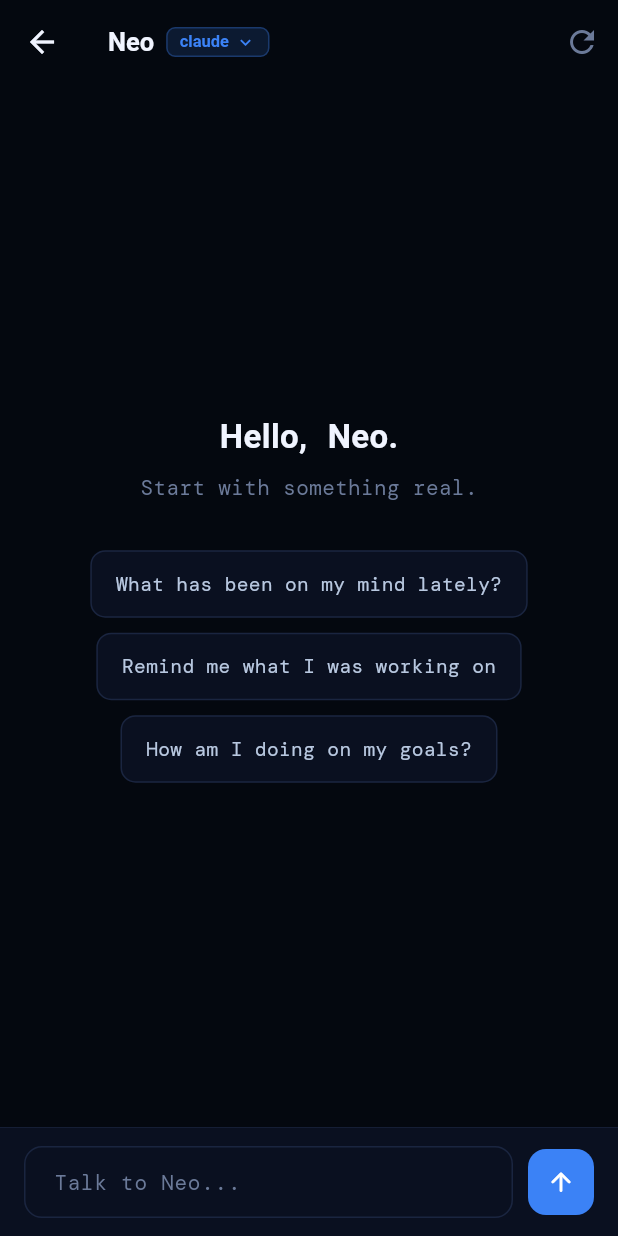
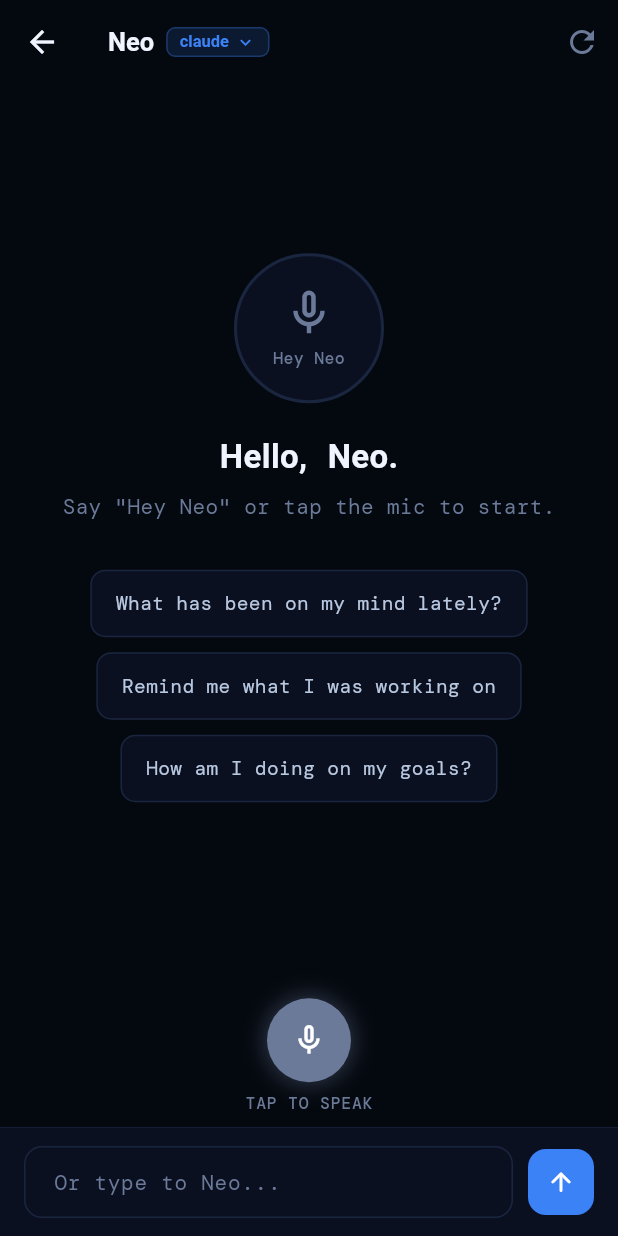
Before and after one commit to jas77409/vxneo, a Flutter app: the ChatScreen screen opened directly, on a phone screen of 412 x 824 dp. Run offline on Flutter 3.47's test engine with Material 3 defaults, Android fonts, the phone set to English and light mode, and no system bars; our stand-ins replace firebase_core, firebase_messaging, google_fonts, permission_handler, shared_preferences, speech_to_text; accounts and stored records are empty; network calls fail; Roboto replaces fonts that are missing (Georgia).

Commit message:
fix: STT confirmation mode, local context, edge-to-edge v1.0.5

```diff
--- a/lib/screens/chat_screen.dart
+++ b/lib/screens/chat_screen.dart
@@ -2,10 +2,12 @@ import 'package:flutter/material.dart';
 import 'package:provider/provider.dart';
 import '../services/chat_provider.dart';
 import '../services/auth_provider.dart';
+import '../services/neo_voice_service.dart';
 import '../models/message.dart';
 import '../utils/theme.dart';
 import '../widgets/message_bubble.dart';
 import '../widgets/model_sheet.dart';
+import '../widgets/hey_neo_button.dart';
 
 class ChatScreen extends StatefulWidget {
   const ChatScreen({super.key});
@@ -14,25 +16,53 @@ class ChatScreen extends StatefulWidget {
 
 class _ChatScreenState extends State<ChatScreen> {
   final _controller = TextEditingController();
-  final _scroll = ScrollController();
+  final _scroll     = ScrollController();
+  late NeoVoiceService _voice;
 
   @override
   void initState() {
     super.initState();
+    _voice = NeoVoiceService();
+    _voice.init();
+
+    // When Neo responds by voice, also add to chat
+    _voice.addListener(() {
+      if (_voice.state == VoiceState.responding && _voice.neoResponse.isNotEmpty) {
+        final chat = context.read<ChatProvider>();
+        if (_voice.transcript.isNotEmpty) {
+          chat.addVoiceExchange(_voice.transcript, _voice.neoResponse);
+        }
+      }
+    });
+
     WidgetsBinding.instance.addPostFrameCallback((_) {
       context.read<ChatProvider>().loadModels();
     });
   }
 
   @override
+  void dispose() {
+    _voice.dispose();
+    super.dispose();
+  }
+
+  @override
   Widget build(BuildContext context) {
-    return Scaffold(
+    final userId = context.watch<AuthProvider>().userId ?? 'jas_personal';
+
+    return ChangeNotifierProvider.value(
+      value: _voice,
+      child: Scaffold(
         appBar: AppBar(
           title: Consumer<ChatProvider>(
             builder: (_, chat, __) => GestureDetector(
               onTap: () => _showModelSheet(context, chat),
               child: Row(mainAxisSize: MainAxisSize.min, children: [
-              Text('Neo', style: TextStyle(fontFamily: 'Georgia', color: NeoTheme.white, fontWeight: FontWeight.w700)),
+                Text('Neo', style: TextStyle(
+                  fontFamily: 'Georgia',
+                  color: NeoTheme.white,
+                  fontWeight: FontWeight.w700,
+                )),
                 const SizedBox(width: 8),
                 Container(
                   padding: const EdgeInsets.symmetric(horizontal: 8, vertical: 2),
@@ -51,6 +81,24 @@ class _ChatScreenState extends State<ChatScreen> {
             ),
           ),
           actions: [
+            // Hey Neo status indicator in app bar
+            Consumer<NeoVoiceService>(
+              builder: (_, voice, __) => voice.isListening
+                ? Padding(
+                    padding: const EdgeInsets.only(right: 8),
+                    child: Row(mainAxisSize: MainAxisSize.min, children: [
+                      Container(
+                        width: 8, height: 8,
+                        decoration: const BoxDecoration(
+                          color: NeoTheme.blue, shape: BoxShape.circle),
+                      ),
+                      const SizedBox(width: 4),
+                      const Text('Listening',
+                        style: TextStyle(color: NeoTheme.blue, fontSize: 11)),
+                    ]),
+                  )
+                : const SizedBox.shrink(),
+            ),
             IconButton(
               icon: const Icon(Icons.refresh_outlined, color: NeoTheme.muted),
               onPressed: () => context.read<ChatProvider>().clearMessages(),
@@ -58,14 +106,15 @@ class _ChatScreenState extends State<ChatScreen> {
           ],
         ),
         body: Column(children: [
+          // Messages list
           Expanded(
             child: Consumer<ChatProvider>(
               builder: (_, chat, __) {
-              if (chat.messages.isEmpty) return _emptyState();
+                if (chat.messages.isEmpty) return _emptyState(userId);
                 WidgetsBinding.instance.addPostFrameCallback((_) => _scrollToBottom());
                 return ListView.builder(
                   controller: _scroll,
-                padding: const EdgeInsets.symmetric(horizontal: 16, vertical: 12),
+                  padding: const EdgeInsets.fromLTRB(16, 12, 16, 0),
                   itemCount: chat.messages.length + (chat.loading ? 1 : 0),
                   itemBuilder: (_, i) {
                     if (i == chat.messages.length) return const _TypingIndicator();
@@ -75,19 +124,76 @@ class _ChatScreenState extends State<ChatScreen> {
               },
             ),
           ),
+
+          // Neo voice response card
+          const NeoResponseCard(),
+
+          // Hey Neo button row
+          Padding(
+            padding: const EdgeInsets.symmetric(vertical: 8),
+            child: HeyNeoButton(userId: userId),
+          ),
+
+          // Text input bar
           _inputBar(),
         ]),
+      ),
     );
   }
 
-  Widget _emptyState() {
+  Widget _emptyState(String userId) {
     final auth = context.watch<AuthProvider>();
     return Center(
       child: Column(mainAxisSize: MainAxisSize.min, children: [
+        // Hey Neo big button in empty state
+        Consumer<NeoVoiceService>(
+          builder: (_, voice, __) => GestureDetector(
+            onTap: () => voice.isListening
+                ? voice.triggerManually(userId: userId)
+                : voice.startListening(userId: userId),
+            child: AnimatedContainer(
+              duration: const Duration(milliseconds: 300),
+              width: 100, height: 100,
+              decoration: BoxDecoration(
+                shape: BoxShape.circle,
+                color: voice.isListening
+                    ? NeoTheme.blue.withOpacity(0.2)
+                    : NeoTheme.bg2,
+                border: Border.all(
+                  color: voice.isListening ? NeoTheme.blue : NeoTheme.border,
+                  width: 2,
+                ),
+              ),
+              child: Column(
+                mainAxisAlignment: MainAxisAlignment.center,
+                children: [
+                  Icon(
+                    voice.isListening ? Icons.hearing : Icons.mic_none_outlined,
+                    color: voice.isListening ? NeoTheme.blue : NeoTheme.muted,
+                    size: 36,
+                  ),
+                  const SizedBox(height: 4),
+                  Text(
+                    voice.isListening ? 'Listening' : 'Hey Neo',
+                    style: TextStyle(
+                      color: voice.isListening ? NeoTheme.blue : NeoTheme.muted,
+                      fontSize: 11,
+                      fontWeight: FontWeight.w600,
+                    ),
+                  ),
+                ],
+              ),
+            ),
+          ),
+        ),
+        const SizedBox(height: 20),
         Text('Hello, ${auth.userName.split(' ').first}.',
-          style: const TextStyle(fontFamily: 'Georgia', fontSize: 22, color: NeoTheme.white, fontWeight: FontWeight.w600)),
+          style: const TextStyle(
+            fontFamily: 'Georgia', fontSize: 22,
+            color: NeoTheme.white, fontWeight: FontWeight.w600)),
         const SizedBox(height: 8),
-        Text('Start with something real.', style: TextStyle(color: NeoTheme.muted, fontSize: 14)),
+        Text('Say "Hey Neo" or tap the mic to start.',
+          style: TextStyle(color: NeoTheme.muted, fontSize: 14)),
         const SizedBox(height: 32),
         ...[
           'What has been on my mind lately?',
@@ -103,7 +209,8 @@ class _ChatScreenState extends State<ChatScreen> {
               borderRadius: BorderRadius.circular(10),
               border: Border.all(color: NeoTheme.border),
             ),
-            child: Text(hint, style: const TextStyle(color: NeoTheme.textSecondary, fontSize: 13)),
+            child: Text(hint,
+              style: const TextStyle(color: NeoTheme.textSecondary, fontSize: 13)),
           ),
         )),
       ]),
@@ -124,7 +231,7 @@ class _ChatScreenState extends State<ChatScreen> {
             minLines: 1, maxLines: 5,
             textCapitalization: TextCapitalization.sentences,
             decoration: InputDecoration(
-              hintText: 'Talk to Neo...',
+              hintText: 'Or type to Neo...',
               hintStyle: TextStyle(color: NeoTheme.muted, fontSize: 14),
               contentPadding: const EdgeInsets.symmetric(horizontal: 16, vertical: 12),
               isDense: true,
@@ -144,7 +251,8 @@ class _ChatScreenState extends State<ChatScreen> {
                 borderRadius: BorderRadius.circular(12),
               ),
               child: chat.loading
-                ? const Center(child: SizedBox(width: 18, height: 18, child: CircularProgressIndicator(strokeWidth: 2, color: Colors.white)))
+                ? const Center(child: SizedBox(width: 18, height: 18,
+                    child: CircularProgressIndicator(strokeWidth: 2, color: Colors.white)))
                 : const Icon(Icons.arrow_upward_rounded, color: Colors.white, size: 20),
             ),
           ),
@@ -170,7 +278,8 @@ class _ChatScreenState extends State<ChatScreen> {
     showModalBottomSheet(
       context: context,
       backgroundColor: NeoTheme.bg2,
-      shape: const RoundedRectangleBorder(borderRadius: BorderRadius.vertical(top: Radius.circular(20))),
+      shape: const RoundedRectangleBorder(
+        borderRadius: BorderRadius.vertical(top: Radius.circular(20))),
       builder: (_) => ModelSheet(chat: chat),
     );
   }
@@ -186,12 +295,17 @@ class _TypingIndicator extends StatelessWidget {
         Container(
           width: 32, height: 32,
           decoration: BoxDecoration(color: NeoTheme.blue, borderRadius: BorderRadius.circular(16)),
-          child: const Center(child: Text('N', style: TextStyle(color: Colors.white, fontWeight: FontWeight.w700, fontSize: 14))),
+          child: const Center(child: Text('N',
+            style: TextStyle(color: Colors.white, fontWeight: FontWeight.w700, fontSize: 14))),
         ),
         const SizedBox(width: 8),
         Container(
           padding: const EdgeInsets.symmetric(horizontal: 16, vertical: 12),
-          decoration: BoxDecoration(color: NeoTheme.bg2, borderRadius: BorderRadius.circular(16), border: Border.all(color: NeoTheme.border)),
+          decoration: BoxDecoration(
+            color: NeoTheme.bg2,
+            borderRadius: BorderRadius.circular(16),
+            border: Border.all(color: NeoTheme.border),
+          ),
           child: Row(mainAxisSize: MainAxisSize.min, children: [
             _Dot(delay: 0), const SizedBox(width: 4),
             _Dot(delay: 200), const SizedBox(width: 4),
@@ -229,6 +343,8 @@ class _DotState extends State<_Dot> with SingleTickerProviderStateMixin {
   @override
   Widget build(BuildContext context) => FadeTransition(
     opacity: _opacity,
-    child: Container(width: 6, height: 6, decoration: const BoxDecoration(color: NeoTheme.muted, shape: BoxShape.circle)),
+    child: Container(
+      width: 6, height: 6,
+      decoration: const BoxDecoration(color: NeoTheme.muted, shape: BoxShape.circle)),
   );
 }
--- a/lib/services/api_service.dart
+++ b/lib/services/api_service.dart
@@ -91,14 +91,14 @@ class ApiService {
 
   // ── Chat ──────────────────────────────────────────────────
 
-  static Future<Map<String, dynamic>> sendMessage(String text) async {
+  static Future<Map<String, dynamic>> sendMessage(String text, {String? userId}) async {
     final user = await getUser();
     final userId = user?['user_id'] ?? 'anon';
 
     final r = await http.post(
       Uri.parse('$baseUrl/neo/ask'),
       headers: await headers(),
-      body: jsonEncode({'text': text, 'user_id': userId}),
+      body: jsonEncode({'text': text, 'user_id': userId ?? 'jas_personal'}),
     ).timeout(timeout);
 
     if (r.statusCode == 200) {
--- /dev/null
+++ b/lib/services/neo_voice_service.dart
@@ -0,0 +1,185 @@
+import 'dart:async';
+import 'dart:convert';
+import 'package:flutter/foundation.dart';
+import 'package:http/http.dart' as http;
+import 'package:speech_to_text/speech_to_text.dart';
+import 'package:permission_handler/permission_handler.dart';
+
+enum VoiceState {
+  idle,
+  listening,
+  detected,
+  recording,
+  processing,
+  responding,
+  error,
+}
+
+class NeoVoiceService extends ChangeNotifier {
+  static const String _neoApiUrl = 'https://vxneo.com/ask/smart';
+
+  final SpeechToText _stt = SpeechToText();
+  bool _sttReady = false;
+  VoiceState _state = VoiceState.idle;
+  String _transcript = '';
+  String _neoResponse = '';
+  String _errorMessage = '';
+
+  VoiceState get state      => _state;
+  String get transcript     => _transcript;
+  String get neoResponse    => _neoResponse;
+  String get errorMessage   => _errorMessage;
+  bool get isListening      => _state == VoiceState.listening;
+  bool get isActive         => _state != VoiceState.idle;
+
+  Future<bool> init() async {
+    final status = await Permission.microphone.request();
+    if (!status.isGranted) {
+      _setError('Microphone permission denied.');
+      return false;
+    }
+    _sttReady = await _stt.initialize(
+      onError: (e) => debugPrint('[STT] Error: $e'),
+    );
+    return _sttReady;
+  }
+
+  Future<void> startListening({String userId = 'jas_personal'}) async {
+    if (_state != VoiceState.idle) return;
+    if (!_sttReady) await init();
+    _setState(VoiceState.listening);
+    debugPrint('[Neo] Listening for Hey Neo...');
+
+    _stt.listen(
+      onResult: (result) {
+        final text = result.recognizedWords.toLowerCase();
+        debugPrint('[STT] Heard: $text');
+        if (text.contains('hey neo') ||
+            text.contains('hey, neo') ||
+            text.contains('a neo') ||
+            text.contains('hey new')) {
+          _stt.stop();
+          _onWakeWord(userId: userId);
+        }
+      },
+      listenMode: ListenMode.confirmation,
+      cancelOnError: false,
+      partialResults: true,
+      listenFor: const Duration(seconds: 60),
+      pauseFor: const Duration(seconds: 3),
+      onSoundLevelChange: null,
+    );
+  }
+
+  void _onWakeWord({required String userId}) async {
+    debugPrint('[Neo] Wake word detected!');
+    _setState(VoiceState.detected);
+    await Future.delayed(const Duration(milliseconds: 400));
+    await _startRecording(userId: userId);
+  }
+
+  Future<void> _startRecording({required String userId}) async {
+    _transcript = '';
+    _setState(VoiceState.recording);
+
+    _stt.listen(
+      onResult: (result) {
+        _transcript = result.recognizedWords;
+        notifyListeners();
+        if (result.finalResult && _transcript.isNotEmpty) {
+          _stt.stop();
+          _sendToNeo(text: _transcript, userId: userId);
+        }
+      },
+      listenFor: const Duration(seconds: 8),
+      pauseFor: const Duration(seconds: 2),
+      partialResults: true,
+      cancelOnError: false,
+    );
+
+    Future.delayed(const Duration(seconds: 9), () {
+      if (_state == VoiceState.recording) {
+        _stt.stop();
+        if (_transcript.isNotEmpty) {
+          _sendToNeo(text: _transcript, userId: userId);
+        } else {
+          _setError('I did not hear anything. Tap the mic to try again.');
+        }
+      }
+    });
+  }
+
+  Future<void> _sendToNeo({required String text, required String userId}) async {
+    if (text.trim().isEmpty) return;
+    _setState(VoiceState.processing);
+    debugPrint('[Neo] Sending: $text');
+
+    try {
+      final response = await http.post(
+        Uri.parse(_neoApiUrl),
+        headers: {'Content-Type': 'application/json'},
+        body: jsonEncode({'text': text, 'user_id': userId, 'voice': true}),
+      ).timeout(const Duration(seconds: 20));
+
+      if (response.statusCode == 200) {
+        final data = jsonDecode(response.body);
+        _neoResponse = data['response'] ?? 'Neo did not respond.';
+        _setState(VoiceState.responding);
+        Future.delayed(const Duration(seconds: 6), () {
+          if (_state == VoiceState.responding) _setState(VoiceState.idle);
+        });
+      } else {
+        _setError('Neo error ${response.statusCode}. Try again.');
+      }
+    } on TimeoutException {
+      _setError('Neo took too long. Please try again.');
+    } catch (e) {
+      _setError('Connection error. Check your internet.');
+    }
+  }
+
+  Future<void> triggerManually({required String userId}) async {
+    if (_state == VoiceState.listening || _state == VoiceState.idle) {
+      _stt.stop();
+      _setState(VoiceState.detected);
+      await Future.delayed(const Duration(milliseconds: 200));
+      await _startRecording(userId: userId);
+    }
+  }
+
+  Future<void> stopListening() async {
+    _stt.stop();
+    _setState(VoiceState.idle);
+  }
+
+  void _setState(VoiceState s) {
+    _state = s;
+    notifyListeners();
+  }
+
+  void _setError(String msg) {
+    _errorMessage = msg;
+    _state = VoiceState.error;
+    notifyListeners();
+    Future.delayed(const Duration(seconds: 4), () {
+      if (_state == VoiceState.error) {
+        _state = VoiceState.idle;
+        notifyListeners();
+      }
+    });
+  }
+
+  void reset() {
+    _stt.stop();
+    _transcript = '';
+    _neoResponse = '';
+    _errorMessage = '';
+    _setState(VoiceState.idle);
+  }
+
+  @override
+  void dispose() {
+    _stt.stop();
+    super.dispose();
+  }
+}
--- /dev/null
+++ b/lib/widgets/hey_neo_button.dart
@@ -0,0 +1,264 @@
+import 'package:flutter/material.dart';
+import 'package:provider/provider.dart';
+import '../services/neo_voice_service.dart';
+import '../utils/theme.dart';
+
+class HeyNeoButton extends StatefulWidget {
+  final String userId;
+  const HeyNeoButton({super.key, required this.userId});
+  @override State<HeyNeoButton> createState() => _HeyNeoButtonState();
+}
+
+class _HeyNeoButtonState extends State<HeyNeoButton>
+    with SingleTickerProviderStateMixin {
+  late AnimationController _pulse;
+  late Animation<double> _scale;
+
+  @override
+  void initState() {
+    super.initState();
+    _pulse = AnimationController(
+      vsync: this,
+      duration: const Duration(milliseconds: 1000),
+    )..repeat(reverse: true);
+    _scale = Tween(begin: 1.0, end: 1.15).animate(
+      CurvedAnimation(parent: _pulse, curve: Curves.easeInOut),
+    );
+  }
+
+  @override
+  void dispose() {
+    _pulse.dispose();
+    super.dispose();
+  }
+
+  @override
+  Widget build(BuildContext context) {
+    return Consumer<NeoVoiceService>(
+      builder: (context, voice, _) {
+        final color   = _stateColor(voice.state);
+        final icon    = _stateIcon(voice.state);
+        final label   = _stateLabel(voice.state);
+        final pulsing = voice.state == VoiceState.listening ||
+                        voice.state == VoiceState.recording;
+
+        return Column(
+          mainAxisSize: MainAxisSize.min,
+          children: [
+            // Pulse ring + button
+            GestureDetector(
+              onTap: () => _handleTap(context, voice),
+              child: AnimatedBuilder(
+                animation: _pulse,
+                builder: (_, child) {
+                  return Stack(
+                    alignment: Alignment.center,
+                    children: [
+                      // Outer pulse ring
+                      if (pulsing)
+                        Transform.scale(
+                          scale: _scale.value,
+                          child: Container(
+                            width: 72,
+                            height: 72,
+                            decoration: BoxDecoration(
+                              shape: BoxShape.circle,
+                              color: color.withOpacity(0.2),
+                            ),
+                          ),
+                        ),
+                      // Main button
+                      Container(
+                        width: 56,
+                        height: 56,
+                        decoration: BoxDecoration(
+                          shape: BoxShape.circle,
+                          color: color,
+                          boxShadow: [
+                            BoxShadow(
+                              color: color.withOpacity(0.4),
+                              blurRadius: 12,
+                              spreadRadius: 2,
+                            ),
+                          ],
+                        ),
+                        child: _stateContent(voice.state, icon),
+                      ),
+                    ],
+                  );
+                },
+              ),
+            ),
+            const SizedBox(height: 6),
+            // Label
+            Text(
+              label,
+              style: TextStyle(
+                color: color,
+                fontSize: 11,
+                fontWeight: FontWeight.w600,
+                letterSpacing: 0.5,
+              ),
+            ),
+            // Transcript preview
+            if (voice.transcript.isNotEmpty &&
+                voice.state == VoiceState.recording)
+              Padding(
+                padding: const EdgeInsets.only(top: 4),
+                child: Text(
+                  '"${voice.transcript}"',
+                  style: const TextStyle(
+                    color: NeoTheme.muted,
+                    fontSize: 10,
+                    fontStyle: FontStyle.italic,
+                  ),
+                  maxLines: 1,
+                  overflow: TextOverflow.ellipsis,
+                ),
+              ),
+          ],
+        );
+      },
+    );
+  }
+
+  Widget _stateContent(VoiceState state, IconData icon) {
+    if (state == VoiceState.processing) {
+      return const Center(
+        child: SizedBox(
+          width: 22,
+          height: 22,
+          child: CircularProgressIndicator(
+            strokeWidth: 2.5,
+            color: Colors.white,
+          ),
+        ),
+      );
+    }
+    return Icon(icon, color: Colors.white, size: 24);
+  }
+
+  Color _stateColor(VoiceState state) {
+    switch (state) {
+      case VoiceState.idle:       return NeoTheme.muted;
+      case VoiceState.listening:  return NeoTheme.blue;
+      case VoiceState.detected:   return Colors.teal;
+      case VoiceState.recording:  return Colors.red;
+      case VoiceState.processing: return Colors.orange;
+      case VoiceState.responding: return Colors.green;
+      case VoiceState.error:      return Colors.redAccent;
+    }
+  }
+
+  IconData _stateIcon(VoiceState state) {
+    switch (state) {
+      case VoiceState.idle:       return Icons.mic_none_outlined;
+      case VoiceState.listening:  return Icons.hearing;
+      case VoiceState.detected:   return Icons.mic;
+      case VoiceState.recording:  return Icons.mic;
+      case VoiceState.processing: return Icons.mic;
+      case VoiceState.responding: return Icons.check_circle_outline;
+      case VoiceState.error:      return Icons.error_outline;
+    }
+  }
+
+  String _stateLabel(VoiceState state) {
+    switch (state) {
+      case VoiceState.idle:       return 'TAP TO SPEAK';
+      case VoiceState.listening:  return 'SAY "HEY NEO"';
+      case VoiceState.detected:   return 'HEY NEO!';
+      case VoiceState.recording:  return 'LISTENING...';
+      case VoiceState.processing: return 'THINKING...';
+      case VoiceState.responding: return 'NEO REPLIED';
+      case VoiceState.error:      return 'TRY AGAIN';
+    }
+  }
+
+  void _handleTap(BuildContext context, NeoVoiceService voice) {
+    switch (voice.state) {
+      case VoiceState.idle:
+        // Start wake word listening
+        voice.startListening(userId: widget.userId);
+        break;
+      case VoiceState.listening:
+        // Manual trigger — skip wake word, go straight to recording
+        voice.triggerManually(userId: widget.userId);
+        break;
+      case VoiceState.responding:
+      case VoiceState.error:
+        voice.reset();
+        break;
+      default:
+        break;
+    }
+  }
+}
+
+// ── Neo Response Overlay ──────────────────────────────────────
+// Shows Neo's response as a floating card above the button
+
+class NeoResponseCard extends StatelessWidget {
+  const NeoResponseCard({super.key});
+
+  @override
+  Widget build(BuildContext context) {
+    return Consumer<NeoVoiceService>(
+      builder: (_, voice, __) {
+        if (voice.state != VoiceState.responding &&
+            voice.state != VoiceState.error) {
+          return const SizedBox.shrink();
+        }
+
+        final isError  = voice.state == VoiceState.error;
+        final text     = isError ? voice.errorMessage : voice.neoResponse;
+        final bgColor  = isError
+            ? Colors.red.withOpacity(0.15)
+            : Colors.teal.withOpacity(0.12);
+        final border   = isError ? Colors.red : Colors.teal;
+
+        return Container(
+          margin: const EdgeInsets.fromLTRB(16, 0, 16, 8),
+          padding: const EdgeInsets.all(14),
+          decoration: BoxDecoration(
+            color: bgColor,
+            borderRadius: BorderRadius.circular(16),
+            border: Border.all(color: border.withOpacity(0.4)),
+          ),
+          child: Row(
+            crossAxisAlignment: CrossAxisAlignment.start,
+            children: [
+              Container(
+                width: 28,
+                height: 28,
+                decoration: BoxDecoration(
+                  color: border,
+                  shape: BoxShape.circle,
+                ),
+                child: const Center(
+                  child: Text('N',
+                    style: TextStyle(
+                      color: Colors.white,
+                      fontWeight: FontWeight.w700,
+                      fontSize: 13,
+                    ),
+                  ),
+                ),
+              ),
+              const SizedBox(width: 10),
+              Expanded(
+                child: Text(
+                  text,
+                  style: const TextStyle(
+                    color: NeoTheme.white,
+                    fontSize: 13,
+                    height: 1.5,
+                  ),
+                ),
+              ),
+            ],
+          ),
+        );
+      },
+    );
+  }
+}
```
Also changed, not shown: lib/services/auth_provider.dart (+2 -5 lines), lib/services/chat_provider.dart (+28 -8 lines), pubspec.yaml (+6 -1 lines), pubspec.lock, 10 other files. Lines whose indentation alone changed are shown as unchanged.
